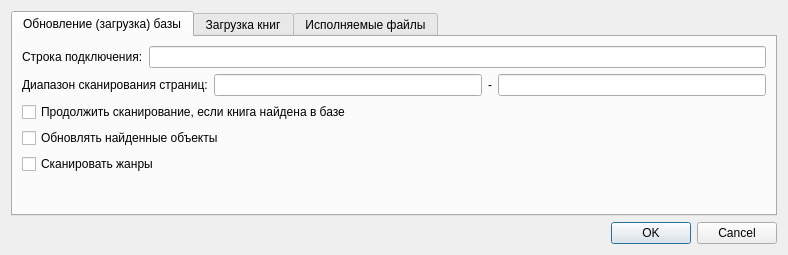
Above: ui/settings.ui from fabrikant/akniga-parser before the change. Below: the same form after it.
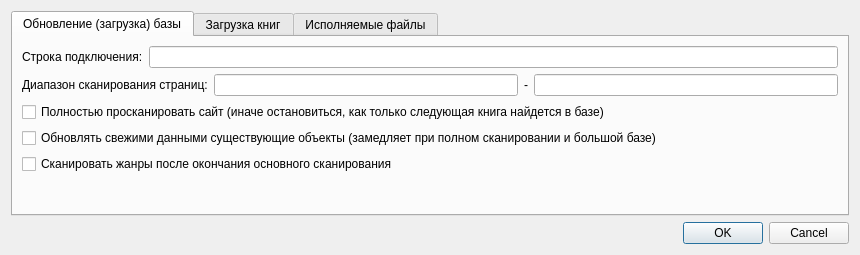
That is the form after the change. Icons and pictures are not drawn.

Commit message: fix combo box data

The edit to the form file:
```diff
--- a/ui/settings.ui
+++ b/ui/settings.ui
@@ -6,7 +6,7 @@
    <rect>
     <x>0</x>
     <y>0</y>
-    <width>788</width>
+    <width>860</width>
     <height>255</height>
    </rect>
   </property>
@@ -41,14 +41,14 @@
        <item row="7" column="0">
         <widget class="QCheckBox" name="full_scan">
          <property name="text">
-          <string>Продолжить сканирование, если книга найдена в базе</string>
+          <string>Полностью просканировать сайт (иначе остановиться, как только следующая книга найдется в базе)</string>
          </property>
         </widget>
        </item>
        <item row="8" column="0">
         <widget class="QCheckBox" name="update">
          <property name="text">
-          <string>Обновлять найденные объекты</string>
+          <string>Обновлять свежими данными существующие объекты (замедляет при полном сканировании и большой базе)</string>
          </property>
         </widget>
        </item>
@@ -87,7 +87,7 @@
        <item row="9" column="0">
         <widget class="QCheckBox" name="genres">
          <property name="text">
-          <string>Сканировать жанры</string>
+          <string>Сканировать жанры после окончания основного сканирования</string>
          </property>
         </widget>
        </item>
```
The commit also changes 1 other file.
